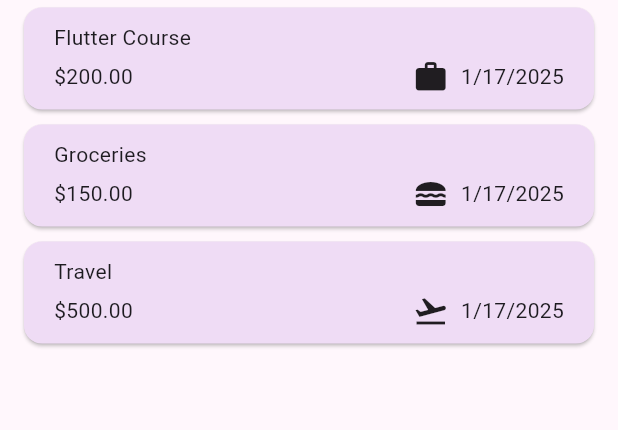
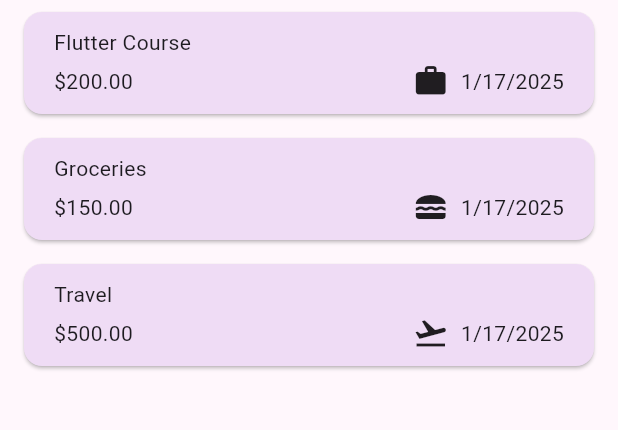
Before and after one commit to shshaheen/Cash-Track, a Flutter app: the screen it shows after launch, on a phone screen of 412 x 824 dp, the part 114-544 px from its top. Run offline on Flutter 3.47's test engine with Material 3 defaults, Android fonts, the phone set to English and light mode, and no system bars.

Commit message:
Adjusted for Dark-Theme

```diff
--- a/lib/main.dart
+++ b/lib/main.dart
@@ -4,6 +4,10 @@
 var kColorScheme = ColorScheme.fromSeed(
   seedColor: const Color.fromARGB(255, 159, 29, 234),
 );
+var kDarkColorScheme =
+    ColorScheme.fromSeed(
+      brightness: Brightness.dark,
+      seedColor: const Color.fromARGB(255, 5, 99, 125),);
 void main() {
   runApp(MyApp());
 }
@@ -14,6 +18,23 @@
   Widget build(BuildContext context) {
     return MaterialApp(
       debugShowCheckedModeBanner: false,
+      darkTheme: ThemeData.dark().copyWith(
+        colorScheme: kDarkColorScheme,
+        cardTheme: const CardTheme().copyWith(
+          color: kDarkColorScheme.secondaryContainer,
+          margin: const EdgeInsets.symmetric(horizontal: 16, vertical: 8),
+        ),
+        elevatedButtonTheme: ElevatedButtonThemeData(
+          style: ElevatedButton.styleFrom(
+            backgroundColor: kDarkColorScheme.primaryContainer,
+            foregroundColor: kDarkColorScheme.onPrimaryContainer,
+          ),
+        ),
+         appBarTheme: const AppBarTheme().copyWith(
+          backgroundColor: kDarkColorScheme.primaryContainer,
+          // foregroundColor: kDarkColorScheme.onPrimaryContainer,
+        ),
+      ),
       theme: ThemeData(
         colorScheme: kColorScheme,
         appBarTheme: const AppBarTheme().copyWith(
@@ -22,7 +43,7 @@
         ),
         cardTheme: const CardTheme().copyWith(
           color: kColorScheme.secondaryContainer,
-          margin: const EdgeInsets.symmetric(horizontal: 16, vertical: 5),
+          margin: const EdgeInsets.symmetric(horizontal: 16, vertical: 8),
         ),
         elevatedButtonTheme: ElevatedButtonThemeData(
           style: ElevatedButton.styleFrom(
@@ -31,12 +52,15 @@
           ),
         ),
         textTheme: ThemeData().textTheme.copyWith(
-          titleLarge: TextStyle(
-            fontWeight: FontWeight.normal,
-          color: kColorScheme.onSecondaryContainer,
-          fontSize: 20,),
-        ),
-        ),//Default now
+              titleLarge: TextStyle(
+                fontWeight: FontWeight.normal,
+                color: kColorScheme.onSecondaryContainer,
+                fontSize: 20,
+              ),
+            ),
+      ),
+
+      // theme
       home: const Expenses(),
     );
   }
```
